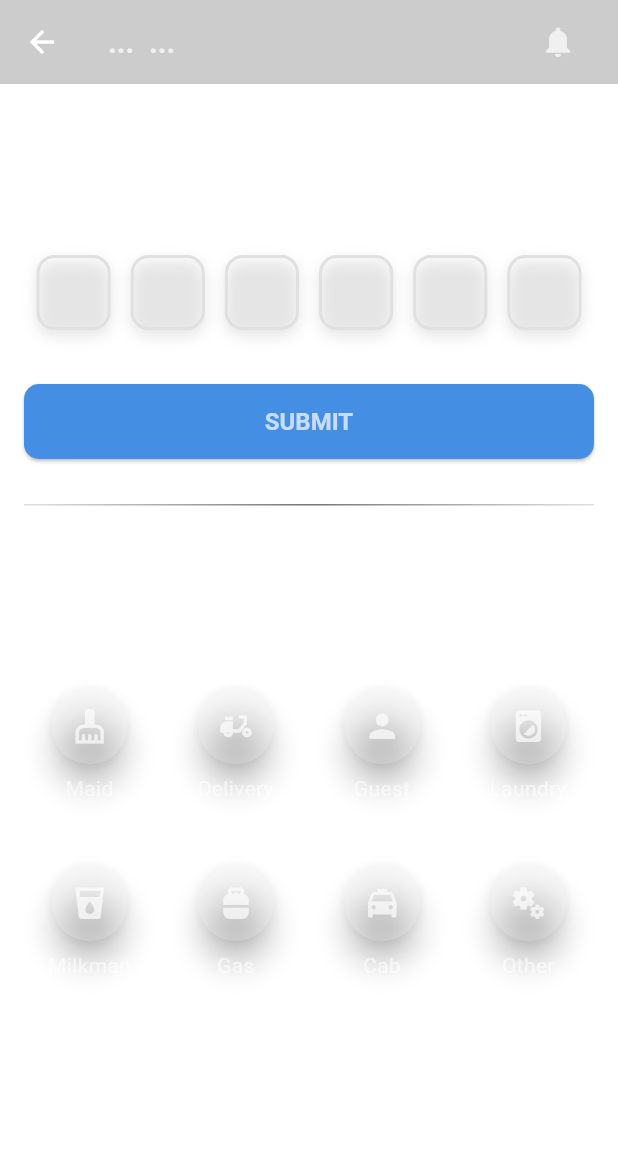
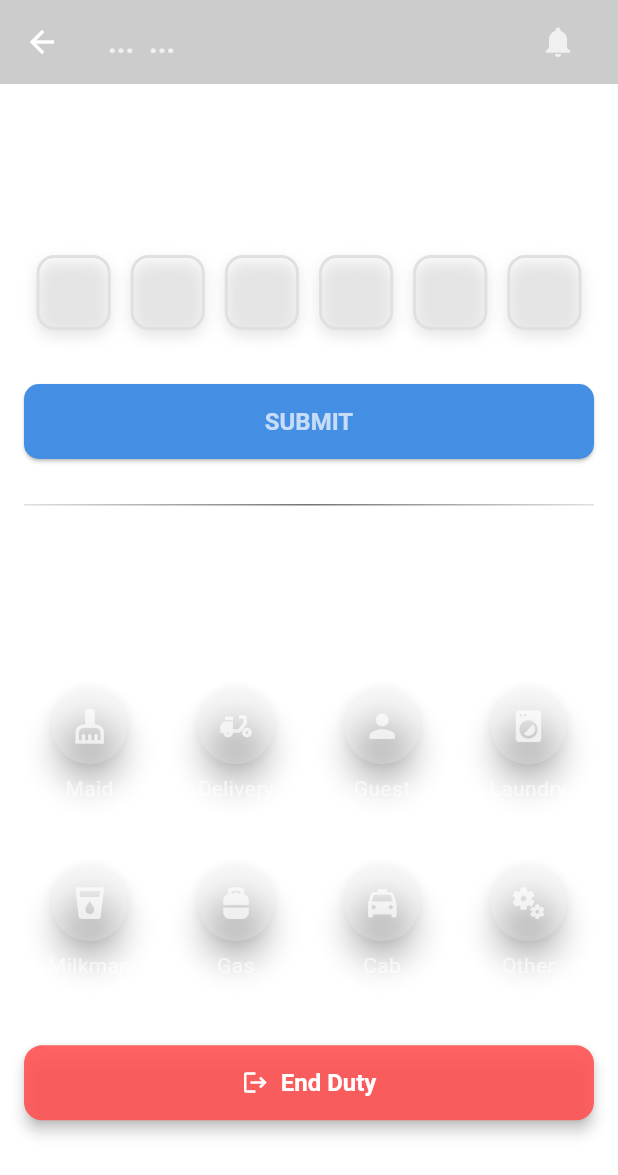
Before and after one commit to samirsuroshe18/gloria-connect, a Flutter app: the GuardEntryScreen screen opened directly, on a phone screen of 412 x 824 dp. Shown: the top 1175 px of the screen. Run offline on Flutter 3.47's test engine with Material 3 defaults, Android fonts, the light colour scheme and no system bars; drawn by our look-alikes of pin_code_fields; our stand-ins replace awesome_notifications, cached_network_image, carousel_slider, connectivity_plus, dotted_border, dropdown_button2 and 17 more; missing offline and left inert: flutter_pdfview; accounts and stored records are empty; network calls fail.

Commit message:
feat: Add guard duty logging functionality

```diff
--- a/lib/config/routes/routes.dart
+++ b/lib/config/routes/routes.dart
@@ -11,6 +11,7 @@
 import 'package:gloria_connect/features/approval_screens/screens/delivery_approval_screen.dart';
 import 'package:gloria_connect/features/approval_screens/screens/verification_pending_screen.dart';
 import 'package:gloria_connect/features/auth/models/get_user_model.dart';
+import 'package:gloria_connect/features/guard_duty/screens/duty_login_screen.dart';
 import 'package:gloria_connect/features/auth/screens/forgot_password_screen.dart';
 import 'package:gloria_connect/features/auth/screens/login_screen.dart';
 import 'package:gloria_connect/features/auth/screens/pdf_preview_screen.dart';
@@ -80,6 +81,8 @@
         return _animatedRoute(const SplashScreen(), name: '/');
       case '/login':
         return _animatedRoute(const LoginScreen(), name: '/login');
+      case '/duty-login':
+        return _animatedRoute(const DutyLoginScreen(), name: '/duty-login');
       case '/register':
         return _animatedRoute(const RegisterScreen(), name: '/register');
       case '/forgot-password':
--- a/lib/features/approval_screens/screens/verification_pending_screen.dart
+++ b/lib/features/approval_screens/screens/verification_pending_screen.dart
@@ -69,7 +69,7 @@
             } else if (state.response.profileType == 'Security') {
               status = state.response.guardStatus!;
               if (state.response.guardStatus == 'approve') {
-                Navigator.pushReplacementNamed(context, '/guard-home');
+                Navigator.pushReplacementNamed(context, '/duty-login');
               }
             } else if (state.response.profileType == 'Resident') {
               status = state.response.residentStatus!;
--- a/lib/features/auth/models/get_user_model.dart
+++ b/lib/features/auth/models/get_user_model.dart
@@ -13,6 +13,7 @@
   final String? role;
   final String? userType;
   final bool? isUserTypeVerified;
+  final bool? isOnDuty;
   final String? profileType;
   final String? societyName;
   final String? societyBlock;
@@ -32,6 +33,7 @@
     this.role,
     this.userType,
     this.isUserTypeVerified,
+    this.isOnDuty,
     this.createdAt,
     this.updatedAt,
     this.phoneNo,
@@ -54,6 +56,7 @@
     role: json["role"],
     userType: json['userType'],
     isUserTypeVerified: json['isUserTypeVerified'],
+    isOnDuty: json['isOnDuty'],
     profileType: json["profileType"],
     societyName: json["societyName"],
     societyBlock: json["societyBlock"],
@@ -75,6 +78,7 @@
     "role": role,
     "userType": userType,
     "isUserTypeVerified": isUserTypeVerified,
+    "isOnDuty": isOnDuty,
     "profileType": profileType,
     "societyName": societyName,
     "societyBlock": societyBlock,
--- a/lib/features/auth/screens/register_screen.dart
+++ b/lib/features/auth/screens/register_screen.dart
@@ -85,6 +85,11 @@
               Navigator.pushReplacementNamed(context, '/verification-pending-screen');
             }else if(state.response.role == 'user' && state.response.userType == 'Resident' && state.response.isUserTypeVerified==true){
               Navigator.pushReplacementNamed(context, '/resident-home');
+            } else if (state.response.role == 'user' &&
+                state.response.userType == 'Security' &&
+                state.response.isUserTypeVerified == true &&
+                state.response.isOnDuty == false) {
+              Navigator.pushReplacementNamed(context, '/duty-login');
             }else if(state.response.role == 'user' && state.response.userType == 'Security' && state.response.isUserTypeVerified==true) {
               Navigator.pushReplacementNamed(context, '/guard-home');
             }
--- a/lib/features/auth/screens/splash_screen.dart
+++ b/lib/features/auth/screens/splash_screen.dart
@@ -75,6 +75,11 @@
       Navigator.pushNamedAndRemoveUntil(context, '/verification-pending-screen', (Route<dynamic> route) => false);
     } else if (state.response.role == 'user' && state.response.userType == 'Resident' && state.response.isUserTypeVerified == true) {
       Navigator.pushNamedAndRemoveUntil(context, '/resident-home', (Route<dynamic> route) => false);
+    } else if (state.response.role == 'user' &&
+        state.response.userType == 'Security' &&
+        state.response.isUserTypeVerified == true &&
+        state.response.isOnDuty == false) {
+      Navigator.pushReplacementNamed(context, '/duty-login');
     } else if (state.response.role == 'user' && state.response.userType == 'Security' && state.response.isUserTypeVerified == true) {
       Navigator.pushNamedAndRemoveUntil(context, '/guard-home', (Route<dynamic> route) => false);
     }
--- /dev/null
+++ b/lib/features/guard_duty/bloc/guard_duty_event.dart
@@ -0,0 +1,19 @@
+part of 'guard_duty_bloc.dart';
+
+@immutable
+sealed class GuardDutyEvent{}
+
+final class GuardDutyCheckIn extends GuardDutyEvent{
+  final String gate;
+  final String checkinReason;
+
+  GuardDutyCheckIn({required this.gate, required this.checkinReason});
+}
+
+final class GuardDutyCheckOut extends GuardDutyEvent{
+  final String checkoutReason;
+
+  GuardDutyCheckOut({required this.checkoutReason});
+}
+
+final class GuardDutyStatus extends GuardDutyEvent{}
--- /dev/null
+++ b/lib/features/guard_duty/bloc/guard_duty_state.dart
@@ -0,0 +1,51 @@
+part of 'guard_duty_bloc.dart';
+
+@immutable
+sealed class GuardDutyState{}
+
+final class GuardDutyInitial extends GuardDutyState{}
+
+///To check-in
+final class GuardDutyCheckInLoading extends GuardDutyState{}
+
+final class GuardDutyCheckInSuccess extends GuardDutyState{
+  final Map<String, dynamic> response;
+  GuardDutyCheckInSuccess({required this.response});
+}
+
+final class GuardDutyCheckInFailure extends GuardDutyState{
+  final String message;
+  final int? status;
+
+  GuardDutyCheckInFailure( {required this.message, this.status});
+}
+
+///To check-out
+final class GuardDutyCheckOutLoading extends GuardDutyState{}
+
+final class GuardDutyCheckOutSuccess extends GuardDutyState{
+  final Map<String, dynamic> response;
+  GuardDutyCheckOutSuccess({required this.response});
+}
+
+final class GuardDutyCheckOutFailure extends GuardDutyState{
+  final String message;
+  final int? status;
+
+  GuardDutyCheckOutFailure( {required this.message, this.status});
+}
+
+///check status
+final class GuardDutyStatusLoading extends GuardDutyState{}
+
+final class GuardDutyStatusSuccess extends GuardDutyState{
+  final Map<String, dynamic> response;
+  GuardDutyStatusSuccess({required this.response});
+}
+
+final class GuardDutyStatusFailure extends GuardDutyState{
+  final String message;
+  final int? status;
+
+  GuardDutyStatusFailure( {required this.message, this.status});
+}
--- a/lib/features/guard_entry/screens/guard_entry_screen.dart
+++ b/lib/features/guard_entry/screens/guard_entry_screen.dart
@@ -4,9 +4,12 @@
 import 'package:flutter/material.dart';
 import 'package:flutter_bloc/flutter_bloc.dart';
 import 'package:gloria_connect/features/auth/bloc/auth_bloc.dart';
+import 'package:gloria_connect/features/guard_duty/bloc/guard_duty_bloc.dart';
 import 'package:gloria_connect/features/guard_entry/bloc/guard_entry_bloc.dart';
 import 'package:gloria_connect/features/notice_board/models/notice_board_model.dart';
+import 'package:gloria_connect/utils/custom_snackbar.dart';
 import 'package:gloria_connect/utils/notification_service.dart';
+import 'package:lottie/lottie.dart';
 import 'package:pin_code_fields/pin_code_fields.dart';
 
 import '../../check_in/bloc/check_in_bloc.dart';
@@ -25,7 +28,16 @@
   String _guardName = '...';
   String? _otp;
   bool _isLoading = false;
+  bool _isCheckoutLoading = false;
   ReceivedAction? initialAction;
+
+  // Checkout reasons
+  final List<String> _checkoutReasons = [
+    '✅ End of scheduled shift',
+    '🔁 Handing over shift',
+    '🛠 Emergency exit',
+    '📝 Manual check-out (forgot earlier)',
+  ];
 
   @override
   void didChangeDependencies() {
@@ -41,17 +53,17 @@
         Navigator.pushNamedAndRemoveUntil(
             context, '/notice-board-details-screen', (route) => route.isFirst,
             arguments: NoticeBoardModel.fromJson(jsonDecode(initialAction!.payload!['data']!)));
-      }else if (initialAction != null &&
+      } else if (initialAction != null &&
           jsonDecode(initialAction!.payload!['data']!)['action'] == 'NOTIFY_COMPLAINT_CREATED') {
         Navigator.pushNamedAndRemoveUntil(
             context, '/complaint-details-screen', (route) => route.isFirst,
             arguments: jsonDecode(initialAction!.payload!['data']!));
-      }else if (initialAction != null &&
+      } else if (initialAction != null &&
           jsonDecode(initialAction!.payload!['data']!)['action'] == 'NOTIFY_RESIDENT_REPLIED') {
         Navigator.pushNamedAndRemoveUntil(
             context, '/complaint-details-screen', (route) => route.isFirst,
             arguments: jsonDecode(initialAction!.payload!['data']!));
-      }else if (initialAction != null &&
+      } else if (initialAction != null &&
           jsonDecode(initialAction!.payload!['data']!)['action'] == 'NOTIFY_ADMIN_REPLIED') {
         Navigator.pushNamedAndRemoveUntil(
             context, '/complaint-details-screen', (route) => route.isFirst,
@@ -69,28 +81,38 @@
   }
 
   @override
-  void dispose() {
-    super.dispose();
-  }
-
-  @override
   Widget build(BuildContext context) {
     return Scaffold(
       appBar: _buildAppBar(),
-      body: BlocListener<GuardEntryBloc, GuardEntryState>(
+      body: BlocConsumer<GuardDutyBloc, GuardDutyState>(
+        listener: (context, state){
+          if(state is GuardDutyCheckOutLoading){
+            _isCheckoutLoading = true;
+          }
+          if(state is GuardDutyCheckOutSuccess){
+            _isCheckoutLoading = false;
+            CustomSnackbar.show(context: context, message: "Your Duty is finished!", type: SnackbarType.success);
+            Navigator.pushReplacementNamed(context, '/duty-login');
+          }
+          if(state is GuardDutyCheckOutFailure){
+            CustomSnackbar.show(context: context, message: state.message, type: SnackbarType.error);
+          }
+        },
+        builder: (context, state){
+          return BlocListener<GuardEntryBloc, GuardEntryState>(
             listener: (context, state) {
               if (state is CheckInByCodeLoading) {
                 setState(() {
                   _isLoading = true;
                 });
               } else if (state is CheckInByCodeSuccess) {
-            if(mounted)_handleSuccess(state.response['message']);
-            if(mounted)_pinController.clear();
+                if (mounted) _handleSuccess(state.response['message']);
+                if (mounted) _pinController.clear();
                 setState(() {
                   _isLoading = false;
                 });
               } else if (state is CheckInByCodeFailure) {
-            if(mounted)_handleError(state.message);
+                if (mounted) _handleError(state.message);
                 setState(() {
                   _isLoading = false;
                 });
@@ -105,22 +127,37 @@
                   });
                 }
               },
-          child: SingleChildScrollView(
+              child: Stack(
+                children: [
+                  SingleChildScrollView(
                     padding: const EdgeInsets.all(16.0),
                     child: Column(
                       crossAxisAlignment: CrossAxisAlignment.start,
                       children: [
-                if(mounted)
-                  _buildCheckInSection(),
+                        if (mounted) _buildCheckInSection(),
                         const SizedBox(height: 30),
                         _build3DLine(),
                         const SizedBox(height: 30),
-                if(mounted)
-                  _buildCategorySection(),
+                        if (mounted) _buildCategorySection(),
+                        const SizedBox(height: 30),
+                        _buildEndDutyButton(),
                       ],
                     ),
                   ),
+                  if (_isCheckoutLoading)
+                    Center(
+                      child: Lottie.asset(
+                        'assets/animations/loader.json',
+                        width: 100,
+                        height: 100,
+                        fit: BoxFit.contain,
                       ),
+                    )
+                ]
+              ),
+            ),
+          );
+        },
       ),
     );
   }
@@ -141,9 +178,8 @@
             ),
           ),
           IconButton(
-            icon: const Icon(Icons.notifications, color: Colors.white70,),
+            icon: const Icon(Icons.notifications, color: Colors.white70),
             onPressed: () {
-              // _showSnackBar("This feature is under development", Colors.blueGrey);
               Navigator.pushNamed(context, '/general-notice-board-screen');
             },
           ),
@@ -154,7 +190,7 @@
   }
 
   _clearPinCode() {
-    if(mounted){
+    if (mounted) {
       setState(() {
         _pinController.clear();
         _otp = null;
@@ -170,20 +206,23 @@
           children: [
             Icon(Icons.phone_android, size: 30, color: Colors.white70),
             SizedBox(width: 10),
-            Text('Check-in by Code', style: TextStyle(fontSize: 18, fontWeight: FontWeight.bold, color: Colors.white70)),
+            Text('Check-in by Code',
+                style: TextStyle(fontSize: 18, fontWeight: FontWeight.bold, color: Colors.white70)),
           ],
         ),
         const SizedBox(height: 10),
         Row(
           mainAxisAlignment: MainAxisAlignment.spaceBetween,
           children: [
-            const Text('Enter verification code', style: TextStyle(color: Colors.white60, fontWeight: FontWeight.bold)),
-            TextButton(onPressed: _clearPinCode, child: const Text('Clear', style: TextStyle(color: Colors.white60),))
+            const Text('Enter verification code',
+                style: TextStyle(color: Colors.white60, fontWeight: FontWeight.bold)),
+            TextButton(
+                onPressed: _clearPinCode,
+                child: const Text('Clear', style: TextStyle(color: Colors.white60))),
           ],
         ),
         const SizedBox(height: 10),
-        if(mounted)
-        _buildOTPFields(context),
+        if (mounted) _buildOTPFields(context),
         const SizedBox(height: 20),
         _buildSubmitButton(),
       ],
@@ -193,7 +232,7 @@
   ElevatedButton _buildSubmitButton() {
     return ElevatedButton(
       onPressed: () {
-        if (_otp != null && _otp!.length == 6) { // Validate length
+        if (_otp != null && _otp!.length == 6) {
           context.read<GuardEntryBloc>().add(CheckInByCode(checkInCode: _otp!));
         } else {
           _showSnackBar("Enter a valid check-in code", Colors.redAccent);
@@ -209,8 +248,10 @@
             ? CircularProgressIndicator(
           valueColor: const AlwaysStoppedAnimation<Color>(Colors.blueAccent),
           backgroundColor: Colors.grey[200],
-          strokeWidth: 5.0,)
-            : const Text('SUBMIT', style: TextStyle(fontSize: 16, color: Colors.white70, fontWeight: FontWeight.bold)),
+          strokeWidth: 5.0,
+        )
+            : const Text('SUBMIT',
+            style: TextStyle(fontSize: 16, color: Colors.white70, fontWeight: FontWeight.bold)),
       ),
     );
   }
@@ -231,19 +272,11 @@
       length: 6,
       keyboardType: TextInputType.number,
       mainAxisAlignment: MainAxisAlignment.spaceEvenly,
-      onChanged: (code) {
-        setState(() {
-          _otp = code;
-        });
-      },
-      onCompleted: (verificationCode) {
-        setState(() {
-          _otp = verificationCode;
-        });
-      },
+      onChanged: (code) => _otp = code,
+      onCompleted: (verificationCode) => _otp = verificationCode,
       pinTheme: PinTheme(
         fieldOuterPadding: const EdgeInsets.symmetric(horizontal: 5),
-        fieldWidth: MediaQuery.of(context).size.width * 0.12, // Responsive width
+        fieldWidth: MediaQuery.of(context).size.width * 0.12,
         shape: PinCodeFieldShape.box,
         borderWidth: 2,
         activeColor: Colors.blue,
@@ -255,11 +288,7 @@
         borderRadius: BorderRadius.circular(12),
       ),
       boxShadows: [
-        BoxShadow(
-          offset: const Offset(0, 4),
-          blurRadius: 8,
-          color: Colors.black.withOpacity(0.1),
-        ),
+        BoxShadow(offset: const Offset(0, 4), blurRadius: 8, color: Colors.black.withOpacity(0.1)),
       ],
       cursorColor: Colors.white70,
       animationType: AnimationType.fade,
@@ -267,7 +296,7 @@
       enablePinAutofill: true,
       backgroundColor: Colors.transparent,
       textStyle: TextStyle(
-        fontSize: MediaQuery.of(context).size.width * 0.05, // Responsive font size
+        fontSize: MediaQuery.of(context).size.width * 0.05,
         fontWeight: FontWeight.bold,
         color: Colors.white70,
       ),
@@ -278,9 +307,11 @@
     return Column(
       crossAxisAlignment: CrossAxisAlignment.start,
       children: [
-        const Text('Check-in without Code', style: TextStyle(fontSize: 18, fontWeight: FontWeight.bold, color: Colors.white70)),
+        const Text('Check-in without Code',
+            style: TextStyle(fontSize: 18, fontWeight: FontWeight.bold, color: Colors.white70)),
         const SizedBox(height: 10),
-        const Text('Pick by category', style: TextStyle(color: Colors.white60, fontWeight: FontWeight.bold)),
+        const Text('Pick by category',
+            style: TextStyle(color: Colors.white60, fontWeight: FontWeight.bold)),
         const SizedBox(height: 20),
         _buildCategoryGrid(),
       ],
@@ -288,19 +319,6 @@
   }
 
   GridView _buildCategoryGrid() {
-    // Use GridView.builder for more flexibility
-    return GridView.builder(
-      gridDelegate: const SliverGridDelegateWithFixedCrossAxisCount(
-        crossAxisCount: 4,
-        childAspectRatio: 0.85, // Adjust this value to change height/width ratio
-        mainAxisSpacing: 15,
-        crossAxisSpacing: 10,
-      ),
-      shrinkWrap: true,
-      physics: const NeverScrollableScrollPhysics(),
-      itemCount: 8,
-      itemBuilder: (context, index) {
-        // Define category data
     final categories = [
       {'icon': Icons.cleaning_services, 'title': 'Maid'},
       {'icon': Icons.delivery_dining, 'title': 'Delivery'},
@@ -312,11 +330,19 @@
       {'icon': Icons.miscellaneous_services, 'title': 'Other'},
     ];
 
+    return GridView.builder(
+      gridDelegate: const SliverGridDelegateWithFixedCrossAxisCount(
+        crossAxisCount: 4,
+        childAspectRatio: 0.85,
+        mainAxisSpacing: 15,
+        crossAxisSpacing: 10,
+      ),
+      shrinkWrap: true,
+      physics: const NeverScrollableScrollPhysics(),
+      itemCount: categories.length,
+      itemBuilder: (context, index) {
         return _buildCategoryItem(
-            categories[index]['icon'] as IconData,
-            categories[index]['title'] as String,
-            _onCategoryTap
-        );
+            categories[index]['icon'] as IconData, categories[index]['title'] as String, _onCategoryTap);
       },
     );
   }
@@ -327,26 +353,26 @@
       child: Container(
         padding: const EdgeInsets.symmetric(vertical: 4),
         child: Column(
-          mainAxisSize: MainAxisSize.min, // Use minimum space needed
-          mainAxisAlignment: MainAxisAlignment.center, // Center contents
+          mainAxisSize: MainAxisSize.min,
+          mainAxisAlignment: MainAxisAlignment.center,
           children: [
             Material(
               color: Colors.transparent,
               elevation: 8,
               shape: const CircleBorder(),
               child: CircleAvatar(
-                radius: 25, // Smaller radius to fit better
+                radius: 25,
                 backgroundColor: Colors.white.withOpacity(0.2),
                 child: Icon(icon, size: 25, color: Colors.white70),
               ),
             ),
-            const SizedBox(height: 6), // Reduced spacing
+            const SizedBox(height: 6),
             Flexible(
               child: Text(
                 title,
                 style: const TextStyle(fontSize: 14, color: Colors.white60),
                 textAlign: TextAlign.center,
-                overflow: TextOverflow.ellipsis, // Prevent text overflow
+                overflow: TextOverflow.ellipsis,
               ),
             ),
           ],
@@ -357,16 +383,16 @@
 
   void _onCategoryTap(String category) {
     context.read<CheckInBloc>().add(ClearFlat());
-    if(category=='Maid'){
-      if(mounted)_navigator?.pushNamed('/block-selection-screen', arguments: {'entryType': 'other', 'categoryOption':category},);
-    }else if(category=='Laundry'){
-      if(mounted)_navigator?.pushNamed('/block-selection-screen', arguments: {'entryType': 'other', 'categoryOption':category},);
-    }else if(category=='Milkman'){
-      if(mounted)_navigator?.pushNamed('/block-selection-screen', arguments: {'entryType': 'other', 'categoryOption':category},);
-    }else if(category=='Gas'){
-      if(mounted)_navigator?.pushNamed('/block-selection-screen', arguments: {'entryType': 'other', 'categoryOption':category},);
-    } else{
-      if(mounted)_navigator?.pushNamed('/block-selection-screen', arguments: {'entryType': category.toLowerCase()},);
+    if (mounted) {
+      _navigator?.pushNamed(
+        '/block-selection-screen',
+        arguments: {
+          'entryType': category == 'Maid' || category == 'Laundry' || category == 'Milkman' || category == 'Gas'
+              ? 'other'
+              : category.toLowerCase(),
+          'categoryOption': category,
+        },
+      );
     }
   }
 
@@ -383,4 +409,74 @@
       SnackBar(content: Text(message), backgroundColor: color),
     );
   }
+
+  Widget _buildEndDutyButton() {
+    return SizedBox(
+      width: double.infinity,
+      height: 50,
+      child: ElevatedButton.icon(
+        onPressed: _showEndDutyDialog,
+        icon: const Icon(Icons.logout, color: Colors.white),
+        label: const Text(
+          'End Duty',
+          style: TextStyle(color: Colors.white, fontWeight: FontWeight.bold, fontSize: 16),
+        ),
+        style: ElevatedButton.styleFrom(
+          backgroundColor: Colors.redAccent.withOpacity(0.9),
+          shape: RoundedRectangleBorder(borderRadius: BorderRadius.circular(12)),
+          elevation: 4,
+        ),
+      ),
+    );
   }
+
+  void _showEndDutyDialog() {
+    showDialog(
+      context: context,
+      builder: (context) {
+        String? selectedReason; // move inside here
+        return StatefulBuilder(
+          builder: (context, setState) {
+            return AlertDialog(
+              title: const Text('Select Reason for Ending Duty'),
+              content: Column(
+                mainAxisSize: MainAxisSize.min,
+                children: _checkoutReasons.map((reason) {
+                  return RadioListTile<String>(
+                    title: Text(reason),
+                    value: reason,
+                    groupValue: selectedReason,
+                    onChanged: (value) {
+                      setState(() {
+                        selectedReason = value;
+                      });
+                    },
+                  );
+                }).toList(),
+              ),
+              actions: [
+                TextButton(
+                  onPressed: () => Navigator.pop(context),
+                  child: const Text('Cancel'),
+                ),
+                ElevatedButton(
+                  onPressed: selectedReason != null
+                      ? () {
+                    Navigator.pop(context);
+                    _handleEndDuty(selectedReason!);
+                  }
+                      : null,
+                  child: const Text('Confirm'),
+                ),
+              ],
+            );
+          },
+        );
+      },
+    );
+  }
+
+  void _handleEndDuty(String reason) {
+    context.read<GuardDutyBloc>().add(GuardDutyCheckOut(checkoutReason: reason));
+  }
+}
--- a/lib/main.dart
+++ b/lib/main.dart
@@ -5,6 +5,7 @@
 import 'package:flutter_bloc/flutter_bloc.dart';
 import 'package:gloria_connect/features/administration/bloc/administration_bloc.dart';
 import 'package:gloria_connect/features/check_in/bloc/check_in_bloc.dart';
+import 'package:gloria_connect/features/guard_duty/bloc/guard_duty_bloc.dart';
 import 'package:gloria_connect/features/guard_entry/bloc/guard_entry_bloc.dart';
 import 'package:gloria_connect/features/guard_exit/bloc/guard_exit_bloc.dart';
 import 'package:gloria_connect/features/guard_profile/bloc/guard_profile_bloc.dart';
@@ -78,6 +79,9 @@
             BlocProvider(
               create: (_) => serviceLocator<NoticeBoardBloc>(),
             ),
+            BlocProvider(
+              create: (_) => serviceLocator<GuardDutyBloc>(),
+            ),
           ],
           child: const MyApp()
       )
--- a/pubspec.yaml
+++ b/pubspec.yaml
@@ -16,7 +16,7 @@
 # https://developer.apple.com/library/archive/documentation/General/Reference/InfoPlistKeyReference/Articles/CoreFoundationKeys.html
 # In Windows, build-name is used as the major, minor, and patch parts
 # of the product and file versions while build-number is used as the build suffix.
-version: 1.0.1+3
+version: 1.0.1+4
 
 environment:
   sdk: ^3.5.4
```
Also changed, not shown: lib/features/auth/screens/login_screen.dart (+10 -0 lines), lib/features/guard_duty/bloc/guard_duty_bloc.dart (added, +42 -0 lines), lib/features/guard_duty/repository/guard_duty_repository.dart (added, +81 -0 lines), lib/features/guard_duty/screens/duty_login_screen.dart (added, +235 -0 lines), lib/init_dependencies.dart (+8 -0 lines). Lines whose indentation alone changed are shown as unchanged.
